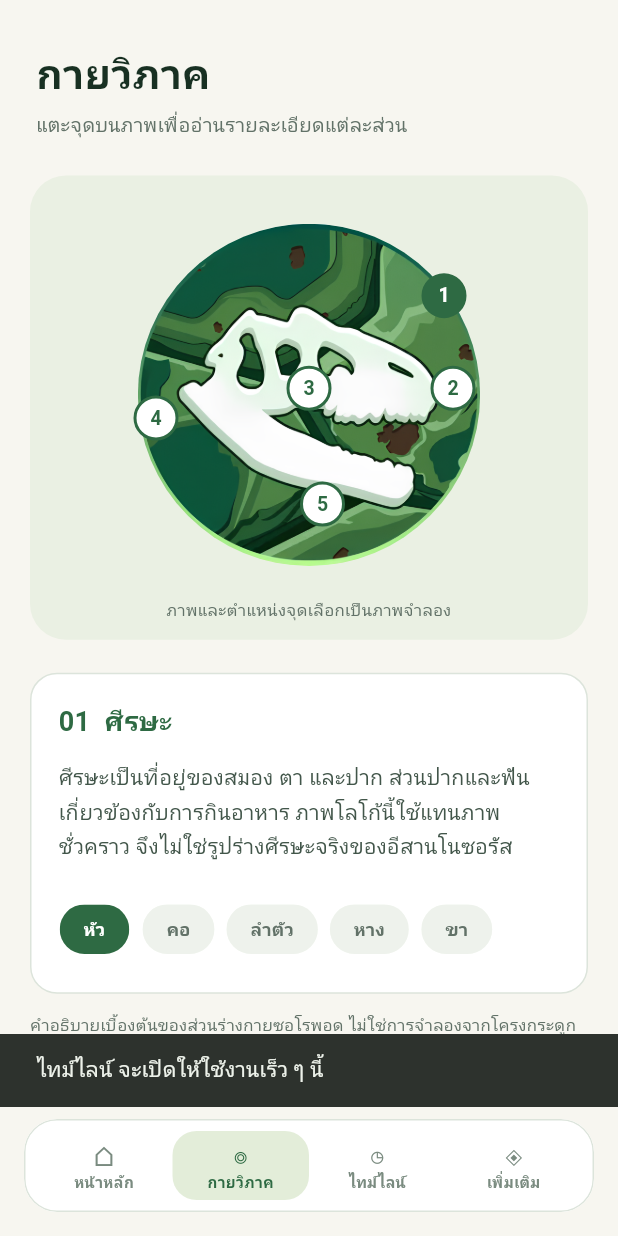
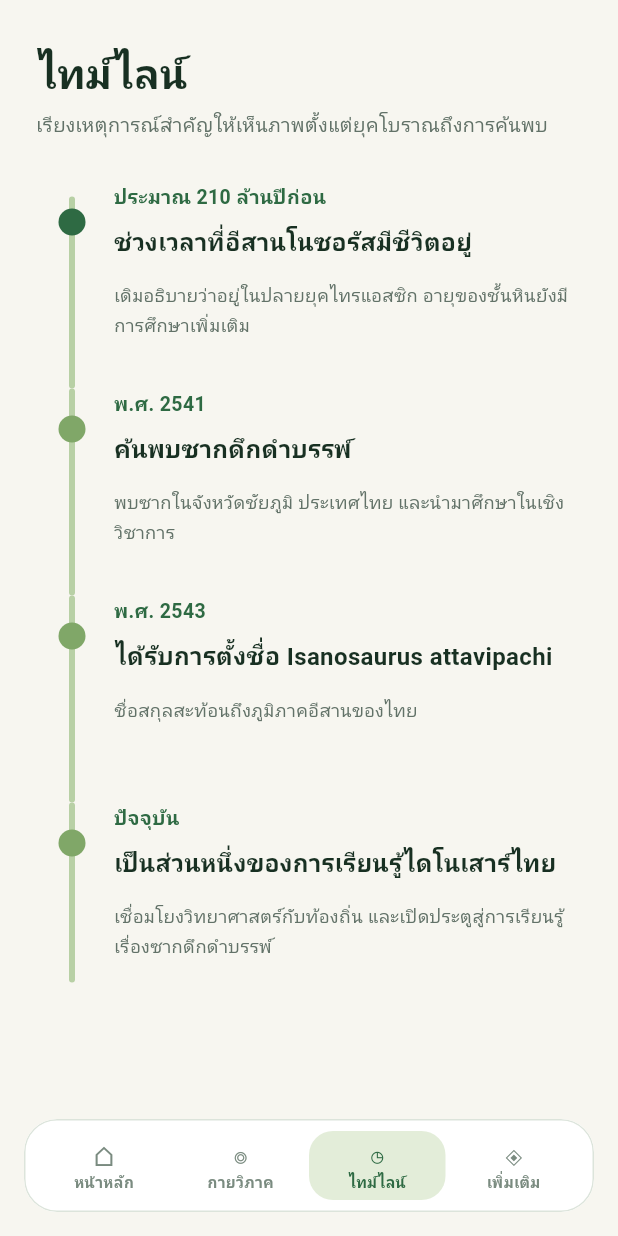
Before and after one commit to Ryu338-kidsada/isanosaurus_app, a Flutter app: the AnatomyPage screen opened directly, item 3 of the bottom bar chosen, on a phone screen of 412 x 824 dp. Run offline on Flutter 3.47's test engine with Material 3 defaults, Android fonts, the phone set to English and light mode, and no system bars.

Commit message:
build timeline page

```diff
--- a/lib/features/anatomy/anatomy_page.dart
+++ b/lib/features/anatomy/anatomy_page.dart
@@ -2,6 +2,7 @@ import 'package:flutter/material.dart';
 import 'package:flutter/services.dart';
 
 import '../../shared/widgets/app_bottom_navigation.dart';
+import '../timeline/timeline_page.dart';
 
 class AnatomyPage extends StatefulWidget {
   const AnatomyPage({super.key});
@@ -69,6 +70,11 @@ class _AnatomyPageState extends State<AnatomyPage> {
   void _navigate(String label) {
     if (label == 'หน้าหลัก') {
       Navigator.of(context).maybePop();
+    } else if (label == 'ไทม์ไลน์') {
+      ScaffoldMessenger.of(context).hideCurrentSnackBar();
+      Navigator.of(context).pushReplacement(
+        MaterialPageRoute<void>(builder: (_) => const TimelinePage()),
+      );
     } else if (label != 'กายวิภาค') {
       ScaffoldMessenger.of(context)
         ..hideCurrentSnackBar()
--- a/lib/features/home/home_page.dart
+++ b/lib/features/home/home_page.dart
@@ -2,6 +2,7 @@ import 'package:flutter/material.dart';
 import 'package:flutter/services.dart';
 import '../../shared/widgets/app_bottom_navigation.dart';
 import '../anatomy/anatomy_page.dart';
+import '../timeline/timeline_page.dart';
 
 class HomePage extends StatelessWidget {
   const HomePage({super.key});
@@ -27,6 +28,13 @@ class HomePage extends StatelessWidget {
       ..showSnackBar(
         SnackBar(content: Text('$title จะเปิดให้ใช้งานเร็ว ๆ นี้')),
       );
+  }
+
+  void _openTimeline(BuildContext context) {
+    ScaffoldMessenger.of(context).hideCurrentSnackBar();
+    Navigator.of(
+      context,
+    ).push(MaterialPageRoute<void>(builder: (_) => const TimelinePage()));
   }
 
   @override
@@ -156,7 +164,7 @@ class HomePage extends StatelessWidget {
                         final timeline = _ExploreCard(
                           title: 'ไทม์ไลน์',
                           description: 'จัดลำดับช่วงเวลา\nอย่างเป็นระบบ',
-                          onTap: () => _comingSoon(context, 'ไทม์ไลน์'),
+                          onTap: () => _openTimeline(context),
                         );
                         if (stacked) {
                           return Column(
@@ -221,6 +229,8 @@ class HomePage extends StatelessWidget {
           onSelected: (label) {
             if (label == 'กายวิภาค') {
               _openAnatomy(context);
+            } else if (label == 'ไทม์ไลน์') {
+              _openTimeline(context);
             } else if (label != 'หน้าหลัก') {
               _comingSoon(context, label);
             }
--- /dev/null
+++ b/lib/features/timeline/timeline_page.dart
@@ -0,0 +1,223 @@
+import 'package:flutter/material.dart';
+import 'package:flutter/services.dart';
+
+import '../../shared/widgets/app_bottom_navigation.dart';
+import '../anatomy/anatomy_page.dart';
+
+class TimelinePage extends StatelessWidget {
+  const TimelinePage({super.key});
+
+  static const _bone = Color(0xFFF7F6F0);
+  static const _ink = Color(0xFF183022);
+  static const _leaf = Color(0xFF2E6A43);
+  static const _muted = Color(0xFF627268);
+
+  // Local educational content. The ancient date reflects the original
+  // interpretation in the design, not a precise or settled fossil age.
+  static const _events = [
+    (
+      date: 'ประมาณ 210 ล้านปีก่อน',
+      title: 'ช่วงเวลาที่อีสานโนซอรัสมีชีวิตอยู่',
+      description:
+          'เดิมอธิบายว่าอยู่ในปลายยุคไทรแอสซิก อายุของชั้นหินยังมีการศึกษาเพิ่มเติม',
+    ),
+    (
+      date: 'พ.ศ. 2541',
+      title: 'ค้นพบซากดึกดำบรรพ์',
+      description: 'พบซากในจังหวัดชัยภูมิ ประเทศไทย และนำมาศึกษาในเชิงวิชาการ',
+    ),
+    (
+      date: 'พ.ศ. 2543',
+      title: 'ได้รับการตั้งชื่อ Isanosaurus attavipachi',
+      description: 'ชื่อสกุลสะท้อนถึงภูมิภาคอีสานของไทย',
+    ),
+    (
+      date: 'ปัจจุบัน',
+      title: 'เป็นส่วนหนึ่งของการเรียนรู้ไดโนเสาร์ไทย',
+      description:
+          'เชื่อมโยงวิทยาศาสตร์กับท้องถิ่น และเปิดประตูสู่การเรียนรู้เรื่องซากดึกดำบรรพ์',
+    ),
+  ];
+
+  void _navigate(BuildContext context, String label) {
+    if (label == 'หน้าหลัก') {
+      Navigator.of(context).maybePop();
+    } else if (label == 'กายวิภาค') {
+      ScaffoldMessenger.of(context).hideCurrentSnackBar();
+      Navigator.of(context).pushReplacement(
+        MaterialPageRoute<void>(builder: (_) => const AnatomyPage()),
+      );
+    } else if (label == 'เพิ่มเติม') {
+      ScaffoldMessenger.of(context)
+        ..hideCurrentSnackBar()
+        ..showSnackBar(
+          const SnackBar(content: Text('เพิ่มเติม จะเปิดให้ใช้งานเร็ว ๆ นี้')),
+        );
+    }
+  }
+
+  @override
+  Widget build(BuildContext context) {
+    return AnnotatedRegion<SystemUiOverlayStyle>(
+      value: SystemUiOverlayStyle.dark.copyWith(
+        statusBarColor: Colors.transparent,
+        systemNavigationBarColor: _bone,
+      ),
+      child: Scaffold(
+        backgroundColor: _bone,
+        body: SafeArea(
+          bottom: false,
+          child: Align(
+            alignment: Alignment.topCenter,
+            child: ConstrainedBox(
+              constraints: const BoxConstraints(maxWidth: 520),
+              child: SingleChildScrollView(
+                padding: const EdgeInsets.fromLTRB(24, 28, 24, 28),
+                child: Column(
+                  crossAxisAlignment: CrossAxisAlignment.start,
+                  children: [
+                    const Text(
+                      'ไทม์ไลน์',
+                      style: TextStyle(
+                        color: _ink,
+                        fontSize: 27,
+                        fontWeight: FontWeight.w700,
+                        height: 1.5,
+                      ),
+                    ),
+                    const SizedBox(height: 4),
+                    const Text(
+                      'เรียงเหตุการณ์สำคัญให้เห็นภาพตั้งแต่ยุคโบราณถึงการค้นพบ',
+                      style: TextStyle(
+                        color: _muted,
+                        fontSize: 13,
+                        height: 1.5,
+                      ),
+                    ),
+                    const SizedBox(height: 28),
+                    for (var i = 0; i < _events.length; i++)
+                      _TimelineEntry(
+                        date: _events[i].date,
+                        title: _events[i].title,
+                        description: _events[i].description,
+                        first: i == 0,
+                        last: i == _events.length - 1,
+                      ),
+                  ],
+                ),
+              ),
+            ),
+          ),
+        ),
+        bottomNavigationBar: AppBottomNavigation(
+          selectedLabel: 'ไทม์ไลน์',
+          onSelected: (label) => _navigate(context, label),
+        ),
+      ),
+    );
+  }
+}
+
+class _TimelineEntry extends StatelessWidget {
+  const _TimelineEntry({
+    required this.date,
+    required this.title,
+    required this.description,
+    required this.first,
+    required this.last,
+  });
+
+  final String date;
+  final String title;
+  final String description;
+  final bool first;
+  final bool last;
+
+  @override
+  Widget build(BuildContext context) {
+    return IntrinsicHeight(
+      child: Row(
+        crossAxisAlignment: CrossAxisAlignment.stretch,
+        children: [
+          SizedBox(
+            width: 48,
+            child: Stack(
+              alignment: Alignment.topCenter,
+              children: [
+                Positioned(
+                  top: first ? 10 : 0,
+                  bottom: last ? 18 : 0,
+                  child: Container(
+                    width: 4,
+                    decoration: BoxDecoration(
+                      color: const Color(0xFFB8D0A5),
+                      borderRadius: BorderRadius.circular(2),
+                    ),
+                  ),
+                ),
+                Positioned(
+                  top: 18,
+                  child: Container(
+                    width: 18,
+                    height: 18,
+                    decoration: BoxDecoration(
+                      color: first
+                          ? TimelinePage._leaf
+                          : const Color(0xFF80A768),
+                      shape: BoxShape.circle,
+                    ),
+                  ),
+                ),
+              ],
+            ),
+          ),
+          const SizedBox(width: 4),
+          Expanded(
+            child: Semantics(
+              container: true,
+              child: ConstrainedBox(
+                constraints: const BoxConstraints(minHeight: 138),
+                child: Padding(
+                  padding: EdgeInsets.only(bottom: last ? 24 : 32),
+                  child: Column(
+                    crossAxisAlignment: CrossAxisAlignment.start,
+                    children: [
+                      Text(
+                        date,
+                        style: const TextStyle(
+                          color: TimelinePage._leaf,
+                          fontSize: 13,
+                          fontWeight: FontWeight.w700,
+                          height: 1.5,
+                        ),
+                      ),
+                      const SizedBox(height: 8),
+                      Text(
+                        title,
+                        style: const TextStyle(
+                          color: TimelinePage._ink,
+                          fontSize: 16,
+                          fontWeight: FontWeight.w700,
+                          height: 1.5,
+                        ),
+                      ),
+                      const SizedBox(height: 14),
+                      Text(
+                        description,
+                        style: const TextStyle(
+                          color: TimelinePage._muted,
+                          fontSize: 12,
+                          height: 1.6,
+                        ),
+                      ),
+                    ],
+                  ),
+                ),
+              ),
+            ),
+          ),
+        ],
+      ),
+    );
+  }
+}
```
Also changed, not shown: 1 other file.
